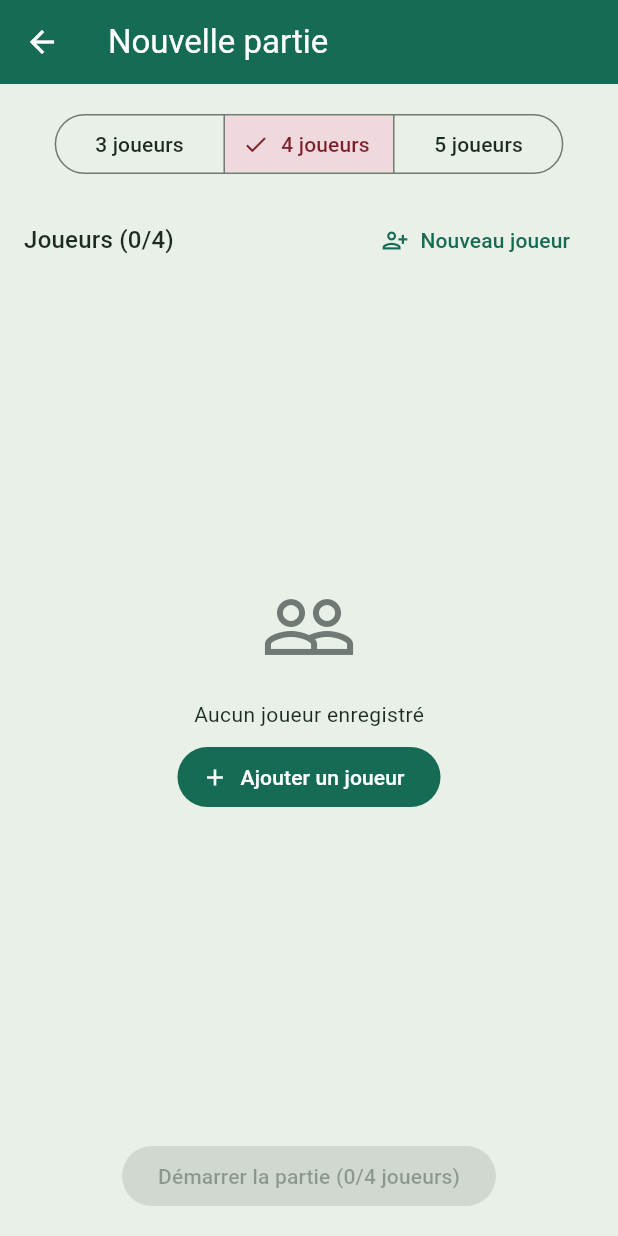
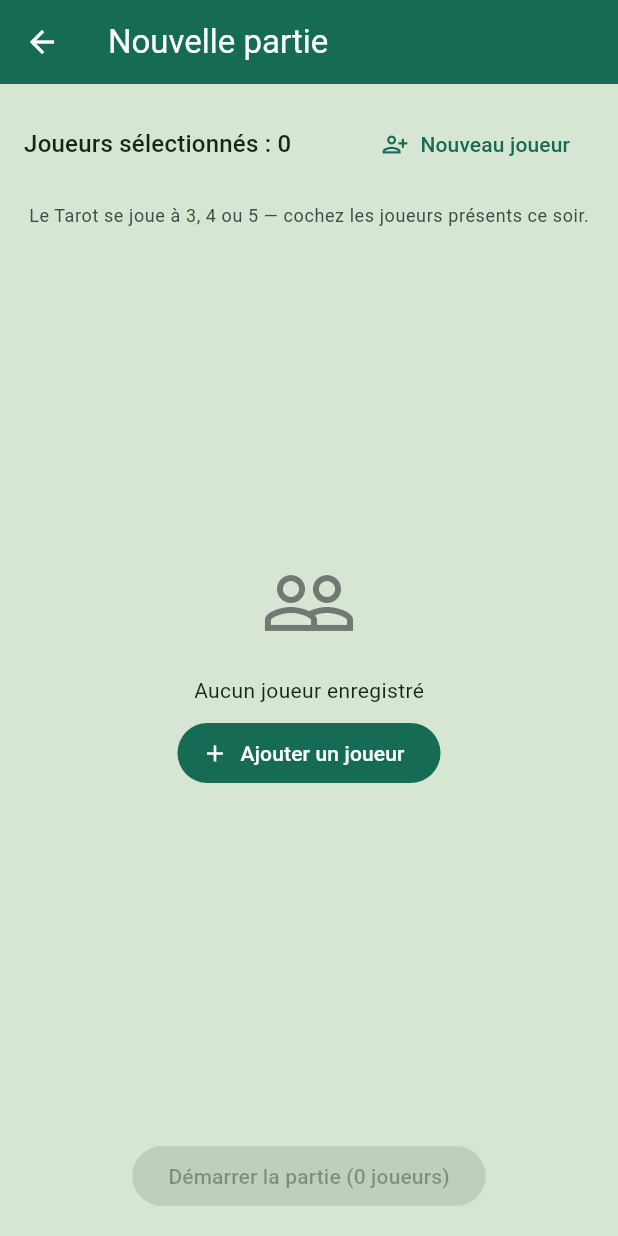
Before and after one commit to MayoFaro/comptageTarot, a Flutter app: the screen it shows after launch, after a tap on "Nouvelle partie", on a phone screen of 412 x 824 dp. Run offline on Flutter 3.47's test engine with Material 3 defaults, Android fonts, the phone set to English and light mode, and no system bars; our stand-ins replace drift, flutter_riverpod; accounts and stored records are empty; generated files the repository leaves out were written again.

Commit message:
feat: statistiques joueur + corrections UI/UX du 3e round de test
- Statistiques joueur cumulées (parties jouées, taux de contrats
  demandés/réussis, taux d'associé sur les manches à 5, points moyens
  au-dessus du contrat sur les réussites) — calculées à la volée depuis
  les manches brutes, jamais stockées séparément. Nouvel écran accessible
  par appui long depuis Gestion des joueurs.
- Thème : surfaces nettement plus saturées (fini le blanc quasi
  invisible du dernier réglage), tertiary neutralisé (supprime le bleu
  auto-généré par Material3), couleur de sélection unifiée (vert) sur
  chips/boutons segmentés/tuiles.
- Tableau de scores : score du preneur en badge plein, noms de joueurs
  auto-rétrécis pour ne plus se tronquer sur deux lignes.
- Config partie : suppression du sélecteur 3/4/5 — la sélection des
  joueurs détermine directement le nombre, bouton dynamique.

Co-Authored-By: Claude Sonnet 5 <noreply@anthropic.com>

```diff
--- a/lib/screens/game_config_screen.dart
+++ b/lib/screens/game_config_screen.dart
@@ -4,6 +4,8 @@ import 'package:flutter_riverpod/flutter_riverpod.dart';
 import '../providers/database_provider.dart';
 import '../widgets/player_dialogs.dart';
 import 'score_table_screen.dart';
+
+const int _maxJoueurs = 5;
 
 class GameConfigScreen extends ConsumerStatefulWidget {
   const GameConfigScreen({super.key});
@@ -13,12 +15,14 @@ class GameConfigScreen extends ConsumerStatefulWidget {
 }
 
 class _GameConfigScreenState extends ConsumerState<GameConfigScreen> {
-  int _nombreJoueurs = 4;
   final Set<int> _selectionnes = {};
+
+  bool get _nombreValide =>
+      _selectionnes.length == 3 || _selectionnes.length == 4 || _selectionnes.length == 5;
 
   Future<void> _ajouterJoueur() async {
     final id = await ouvrirFormulaireJoueur(context, ref);
-    if (id != null && _selectionnes.length < _nombreJoueurs) {
+    if (id != null && _selectionnes.length < _maxJoueurs) {
       setState(() => _selectionnes.add(id));
     }
   }
@@ -32,27 +36,10 @@ class _GameConfigScreenState extends ConsumerState<GameConfigScreen> {
         children: [
           Padding(
             padding: const EdgeInsets.all(16),
-            child: SegmentedButton<int>(
-              segments: const [
-                ButtonSegment(value: 3, label: Text('3 joueurs')),
-                ButtonSegment(value: 4, label: Text('4 joueurs')),
-                ButtonSegment(value: 5, label: Text('5 joueurs')),
-              ],
-              selected: {_nombreJoueurs},
-              onSelectionChanged: (selection) {
-                setState(() {
-                  _nombreJoueurs = selection.first;
-                  _selectionnes.clear();
-                });
-              },
-            ),
-          ),
-          Padding(
-            padding: const EdgeInsets.symmetric(horizontal: 16),
             child: Row(
               mainAxisAlignment: MainAxisAlignment.spaceBetween,
               children: [
-                Text('Joueurs (${_selectionnes.length}/$_nombreJoueurs)',
+                Text('Joueurs sélectionnés : ${_selectionnes.length}',
                     style: Theme.of(context).textTheme.titleMedium),
                 TextButton.icon(
                   onPressed: _ajouterJoueur,
@@ -60,6 +47,16 @@ class _GameConfigScreenState extends ConsumerState<GameConfigScreen> {
                   label: const Text('Nouveau joueur'),
                 ),
               ],
+            ),
+          ),
+          Padding(
+            padding: const EdgeInsets.symmetric(horizontal: 16),
+            child: Text(
+              'Le Tarot se joue à 3, 4 ou 5 — cochez les joueurs présents ce soir.',
+              style: Theme.of(context)
+                  .textTheme
+                  .bodySmall
+                  ?.copyWith(color: Theme.of(context).colorScheme.onSurfaceVariant),
             ),
           ),
           Expanded(
@@ -88,7 +85,7 @@ class _GameConfigScreenState extends ConsumerState<GameConfigScreen> {
                         final joueur = joueurs[index];
                         final selectionne = _selectionnes.contains(joueur.id);
                         final pleinSansSelection =
-                            !selectionne && _selectionnes.length >= _nombreJoueurs;
+                            !selectionne && _selectionnes.length >= _maxJoueurs;
                         return CheckboxListTile(
                           title: Text(joueur.nom),
                           value: selectionne,
@@ -113,11 +110,11 @@ class _GameConfigScreenState extends ConsumerState<GameConfigScreen> {
           Padding(
             padding: const EdgeInsets.all(16),
             child: FilledButton(
-              onPressed: _selectionnes.length == _nombreJoueurs
+              onPressed: _nombreValide
                   ? () async {
                       final db = ref.read(databaseProvider);
                       final partieId =
-                          await db.creerPartie(_nombreJoueurs, _selectionnes.toList());
+                          await db.creerPartie(_selectionnes.length, _selectionnes.toList());
                       if (!context.mounted) return;
                       Navigator.pushReplacement(
                         context,
@@ -127,7 +124,7 @@ class _GameConfigScreenState extends ConsumerState<GameConfigScreen> {
                       );
                     }
                   : null,
-              child: Text('Démarrer la partie (${_selectionnes.length}/$_nombreJoueurs joueurs)'),
+              child: Text('Démarrer la partie (${_selectionnes.length} joueurs)'),
             ),
           ),
         ],
--- a/lib/theme/app_theme.dart
+++ b/lib/theme/app_theme.dart
@@ -1,21 +1,24 @@
 import 'package:flutter/material.dart';
 
 /// Palette inspirée des couleurs des cartes d'atout du Tarot : vert et
-/// bordeaux, déclinés sur l'ensemble de l'appli pour sortir du blanc pur.
+/// bordeaux, déclinés sur l'ensemble de l'appli. Aucune autre teinte
+/// n'apparaît nulle part (y compris `tertiary`, neutralisé ci-dessous) —
+/// une seule couleur de sélection (vert) est utilisée partout.
 const Color vertAtout = Color(0xFF1B4D3E);
 const Color bordeaux = Color(0xFF7A1F2B);
 const Color _ivoire = Color(0xFFF7F3EA);
 const Color _bordeauxPale = Color(0xFFF0D9DC);
 
-// Famille de surfaces teintées vert sauge — remplace les tons quasi-blancs
-// que `ColorScheme.fromSeed` génère par défaut pour un thème clair.
-const Color _surface = Color(0xFFE9F0E7);
-const Color _surfaceContainerLowest = Color(0xFFF2F6F1);
-const Color _surfaceContainerLow = Color(0xFFE3EBE1);
-const Color _surfaceContainer = Color(0xFFDCE6DA);
-const Color _surfaceContainerHigh = Color(0xFFD3E0D1);
-const Color _surfaceContainerHighest = Color(0xFFC9DAC6);
-const Color _onSurface = Color(0xFF1B2B20);
+// Famille de surfaces teintées vert sauge, nettement visible (pas un blanc
+// cassé à quelques % près) — remplace les tons quasi-blancs que
+// `ColorScheme.fromSeed` génère par défaut pour un thème clair.
+const Color _surface = Color(0xFFD7E6D2);
+const Color _surfaceContainerLowest = Color(0xFFE3EEDF);
+const Color _surfaceContainerLow = Color(0xFFCFE0C9);
+const Color _surfaceContainer = Color(0xFFC4D8BE);
+const Color _surfaceContainerHigh = Color(0xFFB8CEB1);
+const Color _surfaceContainerHighest = Color(0xFFACC5A4);
+const Color _onSurface = Color(0xFF16241B);
 
 ThemeData buildAppTheme() {
   final colorScheme = ColorScheme.fromSeed(
@@ -26,6 +29,13 @@ ThemeData buildAppTheme() {
     onSecondary: _ivoire,
     secondaryContainer: _bordeauxPale,
     onSecondaryContainer: bordeaux,
+    // Le tertiary auto-généré par Material3 tourne la teinte de la seed de
+    // +60°, ce qui tombe dans le bleu pour une seed verte — on l'aligne sur
+    // le bordeaux pour qu'aucune couleur hors palette n'apparaisse jamais.
+    tertiary: bordeaux,
+    onTertiary: _ivoire,
+    tertiaryContainer: _bordeauxPale,
+    onTertiaryContainer: bordeaux,
     surface: _surface,
     onSurface: _onSurface,
     surfaceContainerLowest: _surfaceContainerLowest,
@@ -33,6 +43,18 @@ ThemeData buildAppTheme() {
     surfaceContainer: _surfaceContainer,
     surfaceContainerHigh: _surfaceContainerHigh,
     surfaceContainerHighest: _surfaceContainerHighest,
+  );
+
+  // Couleur de sélection unique (vert), utilisée pour tout composant à état
+  // sélectionné/coché : chips, boutons segmentés, tuiles de contrat.
+  final selectionStyle = ButtonStyle(
+    backgroundColor: WidgetStateProperty.resolveWith((states) => states.contains(WidgetState.selected)
+        ? colorScheme.primaryContainer
+        : colorScheme.surfaceContainerHigh),
+    foregroundColor: WidgetStateProperty.resolveWith((states) => states.contains(WidgetState.selected)
+        ? colorScheme.onPrimaryContainer
+        : colorScheme.onSurface),
+    side: WidgetStatePropertyAll(BorderSide(color: colorScheme.outlineVariant)),
   );
 
   return ThemeData(
@@ -47,15 +69,20 @@ ThemeData buildAppTheme() {
       backgroundColor: colorScheme.secondary,
       foregroundColor: colorScheme.onSecondary,
     ),
+    dialogTheme: DialogThemeData(
+      backgroundColor: colorScheme.surfaceContainerHigh,
+      surfaceTintColor: Colors.transparent,
+    ),
     cardTheme: CardThemeData(
       color: colorScheme.surfaceContainerLow,
       surfaceTintColor: Colors.transparent,
     ),
     chipTheme: ChipThemeData(
       backgroundColor: colorScheme.surfaceContainerHigh,
-      selectedColor: colorScheme.secondaryContainer,
+      selectedColor: colorScheme.primaryContainer,
       labelStyle: TextStyle(color: colorScheme.onSurface),
       side: BorderSide(color: colorScheme.outlineVariant),
     ),
+    segmentedButtonTheme: SegmentedButtonThemeData(style: selectionStyle),
   );
 }
```
Also changed, not shown: lib/db/database.dart (+22 -0 lines), lib/providers/database_provider.dart (+21 -0 lines), lib/scoring/player_stats.dart (added, +91 -0 lines), lib/screens/player_stats_screen.dart (added, +69 -0 lines), lib/screens/players_screen.dart (+11 -0 lines), lib/screens/score_table_screen.dart (+31 -15 lines), 3 other files.
